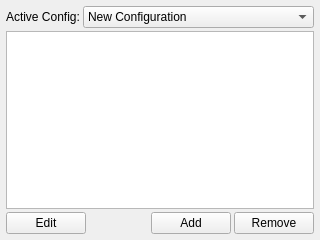
Qt form ui/ChannelsWidget.ui (kipr/botui) before a commit.
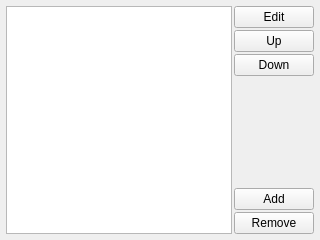
The same form after that commit. Icons and pictures are not drawn.

Patch:
```diff
--- a/ui/ChannelsWidget.ui
+++ b/ui/ChannelsWidget.ui
@@ -21,30 +21,15 @@
     <number>6</number>
    </property>
    <item>
-    <layout class="QHBoxLayout" name="horizontalLayout" stretch="0,1">
-     <item>
-      <widget class="QLabel" name="label">
-       <property name="text">
-        <string>Active Config:</string>
-       </property>
-      </widget>
-     </item>
-     <item>
-      <widget class="QComboBox" name="active">
-       <item>
-        <property name="text">
-         <string>New Configuration</string>
-        </property>
-       </item>
-      </widget>
-     </item>
-    </layout>
-   </item>
+    <layout class="QHBoxLayout" name="horizontalLayout_2">
+     <property name="spacing">
+      <number>2</number>
+     </property>
    <item>
     <widget class="QListView" name="channels"/>
    </item>
    <item>
-    <layout class="QHBoxLayout" name="horizontalLayout_3">
+      <layout class="QVBoxLayout" name="verticalLayout_2">
      <property name="sizeConstraint">
       <enum>QLayout::SetFixedSize</enum>
      </property>
@@ -63,14 +48,36 @@
       </widget>
      </item>
      <item>
-      <spacer name="horizontalSpacer">
+        <widget class="QPushButton" name="up">
+         <property name="text">
+          <string>Up</string>
+         </property>
+         <property name="icon">
+          <iconset resource="../rc/icons.qrc">
+           <normaloff>:/icons/arrow_up.png</normaloff>:/icons/arrow_up.png</iconset>
+         </property>
+        </widget>
+       </item>
+       <item>
+        <widget class="QPushButton" name="down">
+         <property name="text">
+          <string>Down</string>
+         </property>
+         <property name="icon">
+          <iconset resource="../rc/icons.qrc">
+           <normaloff>:/icons/arrow_down.png</normaloff>:/icons/arrow_down.png</iconset>
+         </property>
+        </widget>
+       </item>
+       <item>
+        <spacer name="verticalSpacer">
        <property name="orientation">
-        <enum>Qt::Horizontal</enum>
+          <enum>Qt::Vertical</enum>
        </property>
        <property name="sizeHint" stdset="0">
         <size>
-         <width>40</width>
-         <height>20</height>
+           <width>20</width>
+           <height>40</height>
         </size>
        </property>
       </spacer>
@@ -96,6 +103,8 @@
          <normaloff>:/icons/delete.png</normaloff>:/icons/delete.png</iconset>
        </property>
       </widget>
+       </item>
+      </layout>
      </item>
     </layout>
    </item>
```
Left out of the diff: 2 changed lines with no effect on the pictures. Lines whose indentation alone changed are shown as unchanged.
